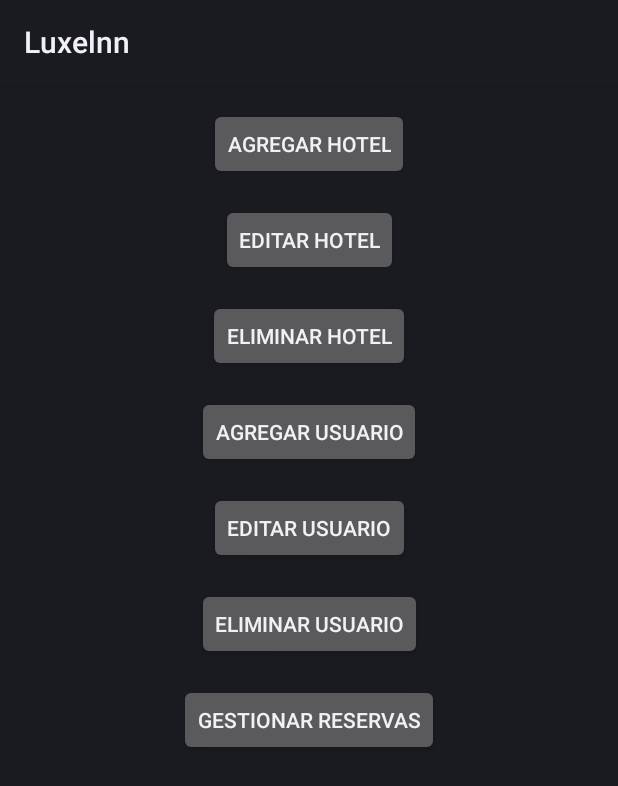
After one commit to Paoo08/Proyecto_M-vil, an Android app: the layout activity_admin.xml on its own in the app's theme, with its tools: preview values and no code run, on a phone screen of 412 x 824 dp. The commit adds this screen. Shown: the top 786 px of the screen. Run offline under Robolectric (Android 15) with nearby library versions, the phone set to English and light mode, and no system bars.

Commit message:
INtento ventana admin

```diff
--- a/app/src/main/java/com/example/proyecto/LoginActivity.kt
+++ b/app/src/main/java/com/example/proyecto/LoginActivity.kt
@@ -44,7 +44,7 @@ class LoginActivity : AppCompatActivity() {
 
         if (adminEncontrado != null) {
             Toast.makeText(this, "Bienvenido Admin", Toast.LENGTH_SHORT).show()
-            val intent = Intent(this, MainActivity::class.java)
+            val intent = Intent(this, AdminActivity::class.java)
             startActivity(intent)
         } else {
             val savedPassword = sharedPrefManager.getUserPassword(correo)
--- /dev/null
+++ b/app/src/main/res/layout/activity_admin.xml
@@ -0,0 +1,78 @@
+<?xml version="1.0" encoding="utf-8"?>
+<androidx.constraintlayout.widget.ConstraintLayout xmlns:android="http://schemas.android.com/apk/res/android"
+    xmlns:app="http://schemas.android.com/apk/res-auto"
+    xmlns:tools="http://schemas.android.com/tools"
+    android:layout_width="match_parent"
+    android:layout_height="match_parent"
+    tools:context=".AdminActivity">
+
+    <Button
+        android:id="@+id/btnAddHotel"
+        android:layout_width="wrap_content"
+        android:layout_height="wrap_content"
+        android:text="Agregar Hotel"
+        app:layout_constraintTop_toTopOf="parent"
+        app:layout_constraintStart_toStartOf="parent"
+        app:layout_constraintEnd_toEndOf="parent"
+        android:layout_marginTop="16dp" />
+
+    <Button
+        android:id="@+id/btnEditHotel"
+        android:layout_width="wrap_content"
+        android:layout_height="wrap_content"
+        android:text="Editar Hotel"
+        app:layout_constraintTop_toBottomOf="@+id/btnAddHotel"
+        app:layout_constraintStart_toStartOf="parent"
+        app:layout_constraintEnd_toEndOf="parent"
+        android:layout_marginTop="16dp" />
+
+    <Button
+        android:id="@+id/btnDeleteHotel"
+        android:layout_width="wrap_content"
+        android:layout_height="wrap_content"
+        android:text="Eliminar Hotel"
+        app:layout_constraintTop_toBottomOf="@+id/btnEditHotel"
+        app:layout_constraintStart_toStartOf="parent"
+        app:layout_constraintEnd_toEndOf="parent"
+        android:layout_marginTop="16dp" />
+
+    <Button
+        android:id="@+id/btnAddUser"
+        android:layout_width="wrap_content"
+        android:layout_height="wrap_content"
+        android:text="Agregar Usuario"
+        app:layout_constraintTop_toBottomOf="@+id/btnDeleteHotel"
+        app:layout_constraintStart_toStartOf="parent"
+        app:layout_constraintEnd_toEndOf="parent"
+        android:layout_marginTop="16dp" />
+
+    <Button
+        android:id="@+id/btnEditUser"
+        android:layout_width="wrap_content"
+        android:layout_height="wrap_content"
+        android:text="Editar Usuario"
+        app:layout_constraintTop_toBottomOf="@+id/btnAddUser"
+        app:layout_constraintStart_toStartOf="parent"
+        app:layout_constraintEnd_toEndOf="parent"
+        android:layout_marginTop="16dp" />
+
+    <Button
+        android:id="@+id/btnDeleteUser"
+        android:layout_width="wrap_content"
+        android:layout_height="wrap_content"
+        android:text="Eliminar Usuario"
+        app:layout_constraintTop_toBottomOf="@+id/btnEditUser"
+        app:layout_constraintStart_toStartOf="parent"
+        app:layout_constraintEnd_toEndOf="parent"
+        android:layout_marginTop="16dp" />
+
+    <Button
+        android:id="@+id/btnManageReservations"
+        android:layout_width="wrap_content"
+        android:layout_height="wrap_content"
+        android:text="Gestionar Reservas"
+        app:layout_constraintTop_toBottomOf="@+id/btnDeleteUser"
+        app:layout_constraintStart_toStartOf="parent"
+        app:layout_constraintEnd_toEndOf="parent"
+        android:layout_marginTop="16dp" />
+</androidx.constraintlayout.widget.ConstraintLayout>
```
Also changed, not shown: app/src/main/AndroidManifest.xml (+8 -3 lines), app/src/main/java/com/example/proyecto/AddHotelActivity.kt (added, +35 -0 lines), app/src/main/java/com/example/proyecto/AdminActivity.kt (added, +46 -0 lines), app/src/main/res/layout/activity_add_hotel.xml (added, +38 -0 lines).
